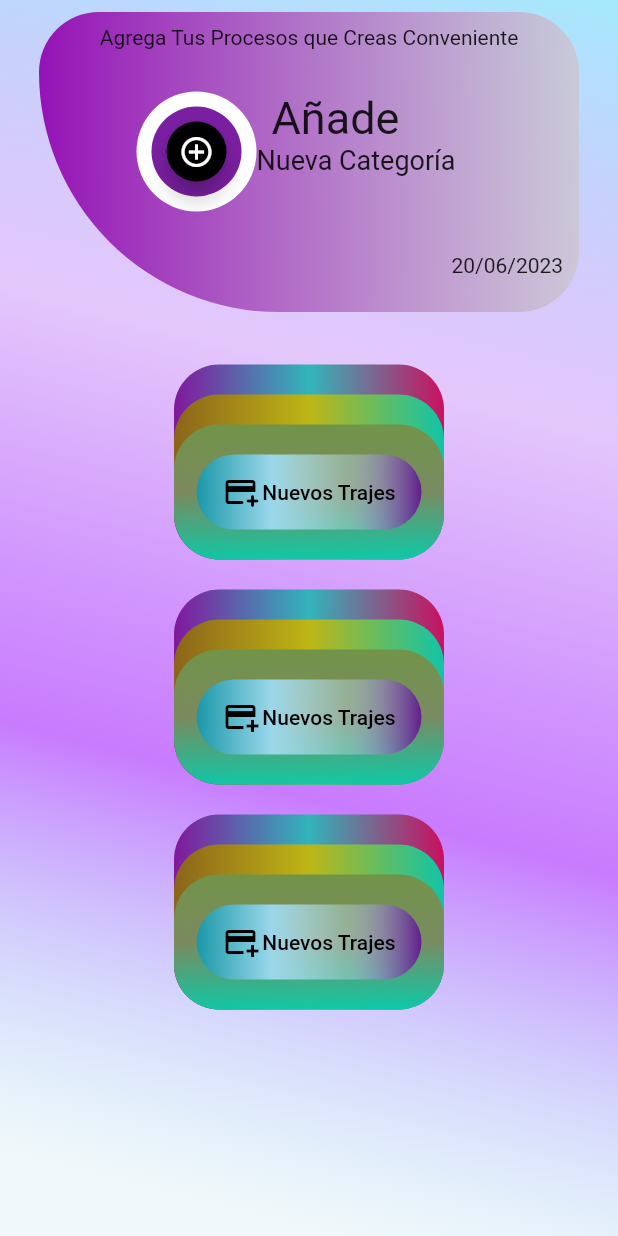
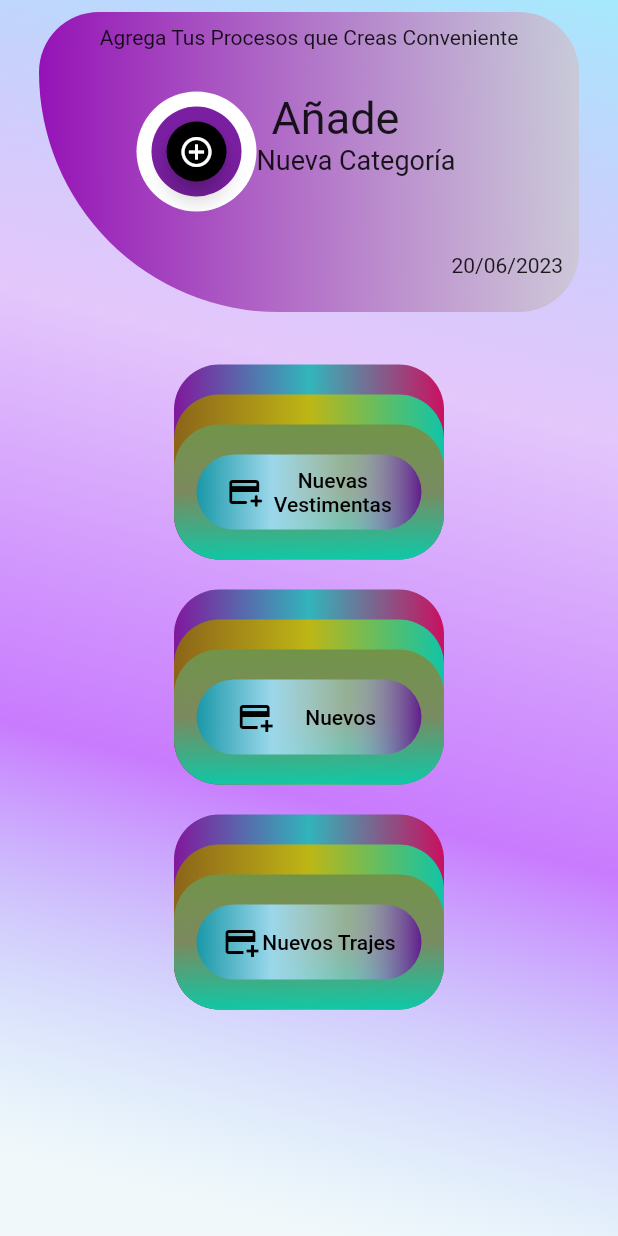
Before and after one commit to notlimdev/App_Vestimenta_Flutter, a Flutter app: the AddVestments screen opened directly, on a phone screen of 412 x 824 dp. Run offline on Flutter 3.47's test engine with Material 2 defaults, Android fonts, the phone set to English and light mode, and no system bars; our stand-ins replace cloud_firestore, curved_navigation_bar, firebase_core, percent_indicator; accounts and stored records are empty; network calls fail.

Commit message:
agregando nuevos archivos de conexión a firebase

```diff
--- /dev/null
+++ b/lib/Servicios/conection_firebase.dart
@@ -0,0 +1,22 @@
+import 'package:cloud_firestore/cloud_firestore.dart';
+
+//Base de datos
+FirebaseFirestore firestore = FirebaseFirestore.instance;
+
+//Lectura (Select)
+Future<List> getVestimentas() async {
+  List vestimentas = [];
+  CollectionReference reference = firestore.collection("vestimentas");
+  QuerySnapshot snapshot = await reference.get();
+  for (var e in snapshot.docs) {
+    vestimentas.add(e.data());
+  }
+  return vestimentas;
+}
+
+//Escribir (Insert)
+Future<void> insCategorias(String nombre, String descripcion) async {
+  await firestore
+      .collection("categorias")
+      .add({"nombre": nombre, "descripcion": descripcion});
+}
--- a/lib/sectionsPages/addtrajes.dart
+++ b/lib/sectionsPages/addtrajes.dart
@@ -261,7 +261,20 @@ class AddVestments extends StatelessWidget {
                                                                                   mainAxisAlignment: MainAxisAlignment.spaceAround,
                                                                                   children: [
                                                                                     Icon(Icons.add_card_rounded,color: Colors.black),
-                                                                                    Text('Nuevos Trajes',style: TextStyle(color: Colors.black,)),
+                                                                                    Column(
+                                                                                      mainAxisAlignment: MainAxisAlignment.center,
+                                                                                      children: [
+                                                                                        Text('Nuevas',
+                                                                                            style: TextStyle(
+                                                                                              color: Colors.black,
+                                                                                            )),
+                                                                                        Text('Vestimentas',
+                                                                                            style: TextStyle(
+                                                                                              color: Colors.black,
+                                                                                            )),
+                                                                                      ],
+                                                                                    ),
+
                                                                                   ],
                                                                                 ),
                                                                               ),
@@ -417,7 +430,7 @@ class AddVestments extends StatelessWidget {
                                                                                   mainAxisAlignment: MainAxisAlignment.spaceAround,
                                                                                   children: [
                                                                                     Icon(Icons.add_card,color: Colors.black),
-                                                                                    Text('Nuevos Trajes',style: TextStyle(color: Colors.black)),
+                                                                                    Text('Nuevos ',style: TextStyle(color: Colors.black)),
                                                                                   ],
                                                                                 ),
                                                                               ),
```
Also changed, not shown: lib/FormView/form_vestimentas.dart (added).
